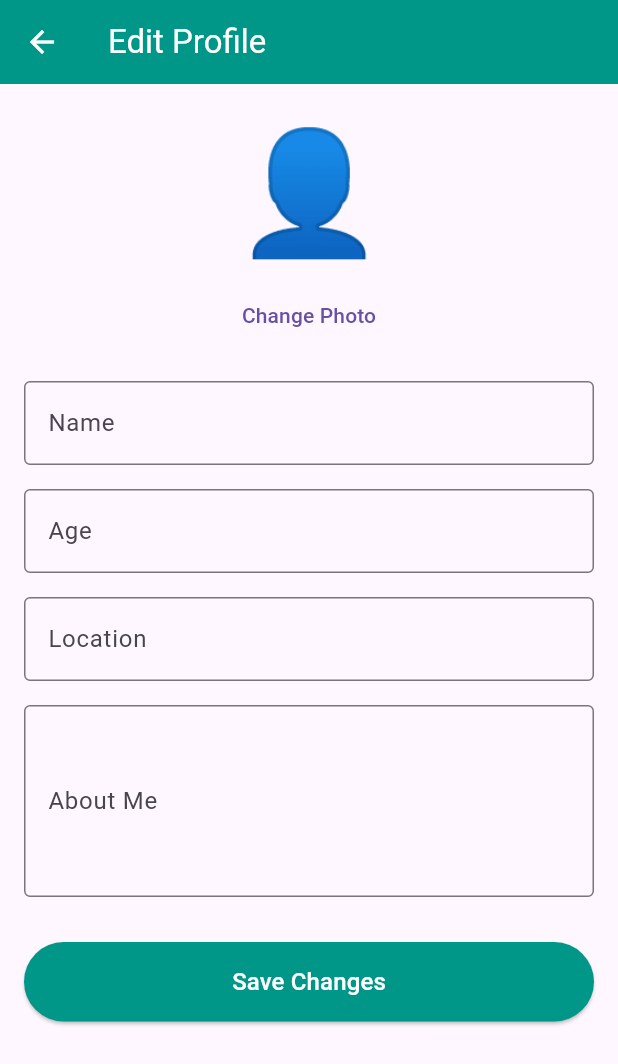
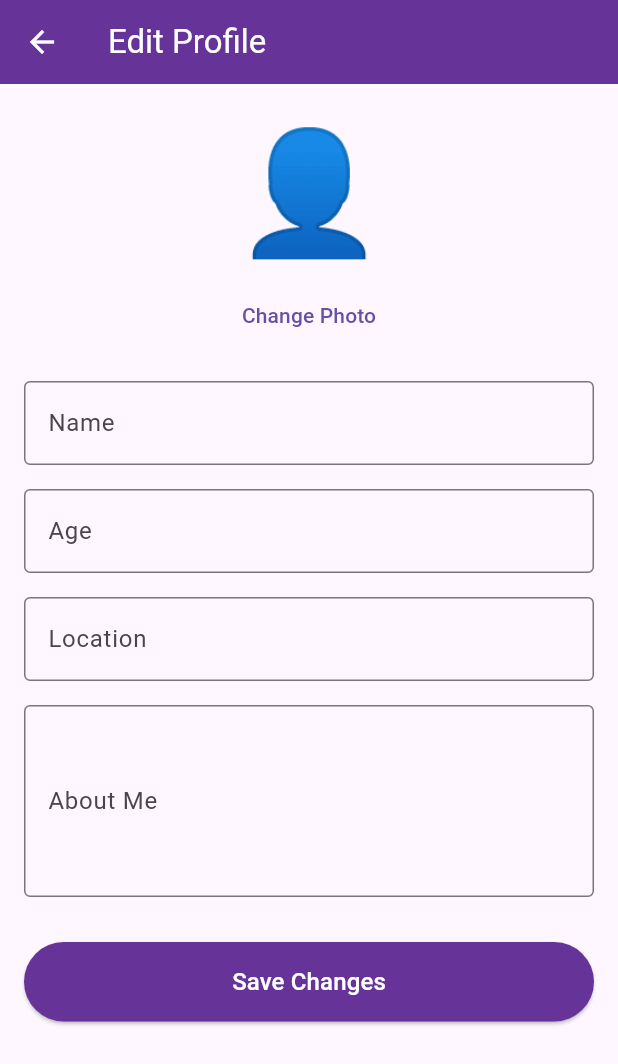
Before and after one commit to owen-ho/elderizz, a Flutter app: the screen it shows once a user with an empty profile is signed in, item 4 of the bottom bar chosen, after a tap on "Edit Profile", on a phone screen of 412 x 824 dp. Shown: the top 1064 px of the screen. Run offline on Flutter 3.47's test engine with Material 3 defaults, Android fonts, the phone set to English and light mode, and no system bars; our stand-ins replace supabase_flutter; accounts and stored records are empty.

Commit message:
Update app theme

```diff
--- a/lib/main.dart
+++ b/lib/main.dart
@@ -43,7 +43,7 @@ class MyApp extends StatelessWidget {
     return MaterialApp(
       title: 'Elderizz',
       theme: ThemeData(
-        primarySwatch: Colors.teal,
+        primarySwatch: getMaterialColor(appTheme),
         visualDensity: VisualDensity.adaptivePlatformDensity,
         textTheme: const TextTheme(
           bodyLarge: TextStyle(fontSize: 16),
@@ -80,7 +80,7 @@ class ElderlyDatingApp extends StatelessWidget {
     return MaterialApp(
       title: 'Elderizz',
       theme: ThemeData(
-        primarySwatch: Colors.teal,
+        primarySwatch: getMaterialColor(appTheme),
         visualDensity: VisualDensity.adaptivePlatformDensity,
         textTheme: const TextTheme(
           bodyLarge: TextStyle(fontSize: 16),
@@ -121,7 +121,7 @@ class _MainScreenState extends State<MainScreen> {
             _currentIndex = index;
           });
         },
-        selectedItemColor: Colors.teal,
+        selectedItemColor: appTheme,
         unselectedItemColor: Colors.grey,
         items: const [
           BottomNavigationBarItem(icon: Icon(Icons.explore), label: 'Explore'),
@@ -549,7 +549,7 @@ class _ExplorePageState extends State<ExplorePage> {
                               gradient: LinearGradient(
                                 begin: Alignment.topLeft,
                                 end: Alignment.bottomRight,
-                                colors: [Colors.teal.shade50, Colors.white],
+                                colors: [getMaterialColor(appTheme).shade50, Colors.white],
                               ),
                             ),
                             child: Column(
@@ -619,7 +619,7 @@ class _ExplorePageState extends State<ExplorePage> {
                                                 return Chip(
                                                   label: Text(interest.name),
                                                   backgroundColor:
-                                                      Colors.teal.shade100,
+                                                      getMaterialColor(appTheme).shade100,
                                                 );
                                               })
                                               .toList(),
@@ -772,7 +772,7 @@ class _DiscoverPageState extends State<DiscoverPage> {
     return Scaffold(
       appBar: AppBar(
         title: const Text('Discover'),
-        backgroundColor: Colors.teal,
+        backgroundColor: appTheme,
         foregroundColor: Colors.white,
       ),
       body: isLoading
@@ -795,10 +795,10 @@ class _DiscoverPageState extends State<DiscoverPage> {
                         child: ChoiceChip(
                           label: Text(interest),
                           selected: isSelected,
-                          selectedColor: Colors.teal,
-                          backgroundColor: Colors.teal.shade50,
+                          selectedColor: appTheme,
+                          backgroundColor: getMaterialColor(appTheme).shade50,
                           labelStyle: TextStyle(
-                            color: isSelected ? Colors.white : Colors.teal,
+                            color: isSelected ? Colors.white : appTheme,
                             fontWeight: FontWeight.bold,
                           ),
                           onSelected: (selected) {
@@ -1025,7 +1025,7 @@ class _ChatPageState extends State<ChatPage> {
     return Scaffold(
       appBar: AppBar(
         title: const Text('Chats'),
-        backgroundColor: Colors.teal,
+        backgroundColor: appTheme,
         foregroundColor: Colors.white,
       ),
       body: isLoading
@@ -1219,7 +1219,7 @@ class _ChatDetailPageState extends State<ChatDetailPage> {
             ),
           ],
         ),
-        backgroundColor: Colors.teal,
+        backgroundColor: appTheme,
         foregroundColor: Colors.white,
       ),
       body: Column(
@@ -1261,7 +1261,7 @@ class _ChatDetailPageState extends State<ChatDetailPage> {
                 FloatingActionButton(
                   mini: true,
                   onPressed: _sendMessage,
-                  backgroundColor: Colors.teal,
+                  backgroundColor: appTheme,
                   child: const Icon(Icons.send, color: Colors.white),
                 ),
               ],
@@ -1279,7 +1279,7 @@ class _ChatDetailPageState extends State<ChatDetailPage> {
         margin: const EdgeInsets.only(bottom: 10),
         padding: const EdgeInsets.symmetric(horizontal: 16, vertical: 10),
         decoration: BoxDecoration(
-          color: isMe ? Colors.teal : Colors.grey.shade200,
+          color: isMe ? appTheme : Colors.grey.shade200,
           borderRadius: BorderRadius.circular(20),
         ),
         child: Column(
@@ -1397,7 +1397,7 @@ class _ProfilePageState extends State<ProfilePage> {
     return Scaffold(
       appBar: AppBar(
         title: const Text('My Profile'),
-        backgroundColor: Colors.teal,
+        backgroundColor: appTheme,
         foregroundColor: Colors.white,
         actions: [
           IconButton(
@@ -1485,7 +1485,7 @@ class _ProfilePageState extends State<ProfilePage> {
                           ) {
                             return Chip(
                               label: Text(interest.name),
-                              backgroundColor: Colors.teal.shade100,
+                              backgroundColor: getMaterialColor(appTheme).shade100,
                             );
                           }).toList(),
                         ),
@@ -1502,7 +1502,7 @@ class _ProfilePageState extends State<ProfilePage> {
                         );
                       },
                       style: ElevatedButton.styleFrom(
-                        backgroundColor: Colors.teal,
+                        backgroundColor: appTheme,
                         padding: const EdgeInsets.symmetric(vertical: 15),
                       ),
                       child: const Text(
@@ -1519,12 +1519,12 @@ class _ProfilePageState extends State<ProfilePage> {
                         _showSettingsDialog(context);
                       },
                       style: OutlinedButton.styleFrom(
-                        side: const BorderSide(color: Colors.teal),
+                        side: const BorderSide(color: appTheme),
                         padding: const EdgeInsets.symmetric(vertical: 15),
                       ),
                       child: const Text(
                         'Settings',
-                        style: TextStyle(fontSize: 16, color: Colors.teal),
+                        style: TextStyle(fontSize: 16, color: appTheme),
                       ),
                     ),
                   ),
@@ -1676,7 +1676,7 @@ class _EditProfilePageState extends State<EditProfilePage> {
     return Scaffold(
       appBar: AppBar(
         title: const Text('Edit Profile'),
-        backgroundColor: Colors.teal,
+        backgroundColor: appTheme,
         foregroundColor: Colors.white,
       ),
       body: SingleChildScrollView(
@@ -1739,7 +1739,7 @@ class _EditProfilePageState extends State<EditProfilePage> {
                   Navigator.pop(context);
                 },
                 style: ElevatedButton.styleFrom(
-                  backgroundColor: Colors.teal,
+                  backgroundColor: appTheme,
                   padding: const EdgeInsets.symmetric(vertical: 15),
                 ),
                 child: const Text(
@@ -1766,7 +1766,7 @@ class OtherProfilePage extends StatelessWidget {
     return Scaffold(
       appBar: AppBar(
         title: Text(user.name),
-        backgroundColor: Colors.teal,
+        backgroundColor: appTheme,
         foregroundColor: Colors.white,
       ),
       body: SingleChildScrollView(
@@ -1852,7 +1852,7 @@ class OtherProfilePage extends StatelessWidget {
               children: user.interests.map((interest) {
                 return Chip(
                   label: Text(interest.name),
-                  backgroundColor: Colors.teal.shade100,
+                  backgroundColor: getMaterialColor(appTheme).shade100,
                 );
               }).toList(),
             ),
@@ -1897,7 +1897,7 @@ class OtherProfilePage extends StatelessWidget {
                       style: TextStyle(color: Colors.white),
                     ),
                     style: ElevatedButton.styleFrom(
-                      backgroundColor: Colors.teal,
+                      backgroundColor: appTheme,
                       padding: const EdgeInsets.symmetric(vertical: 15),
                     ),
                   ),
```
